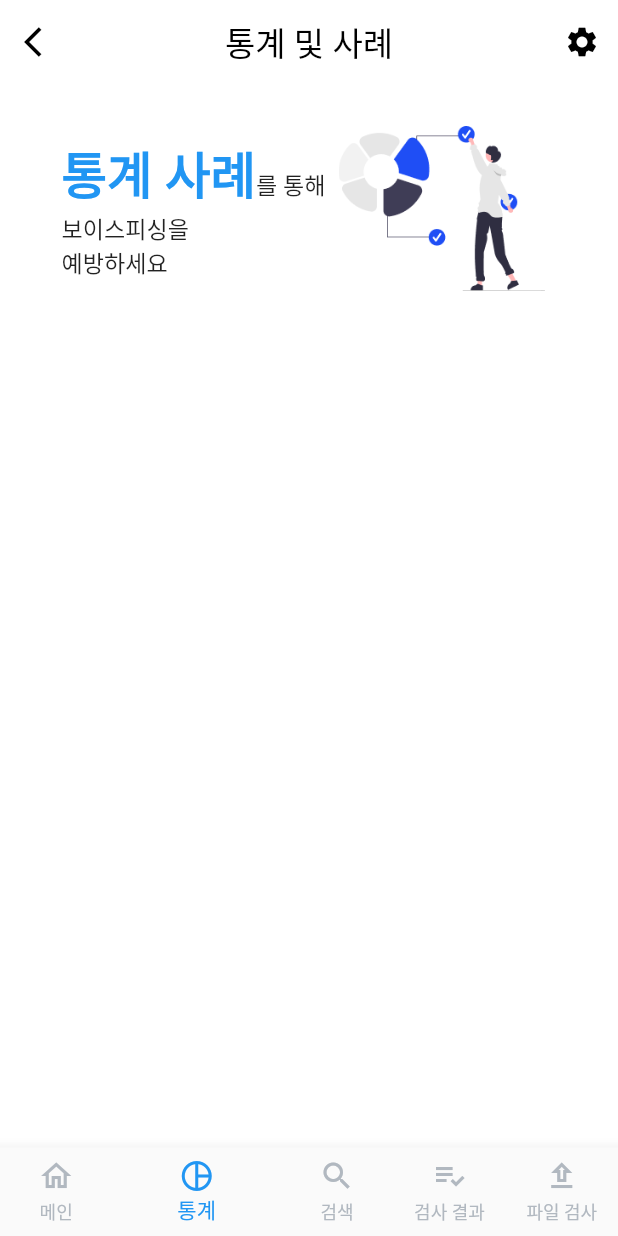
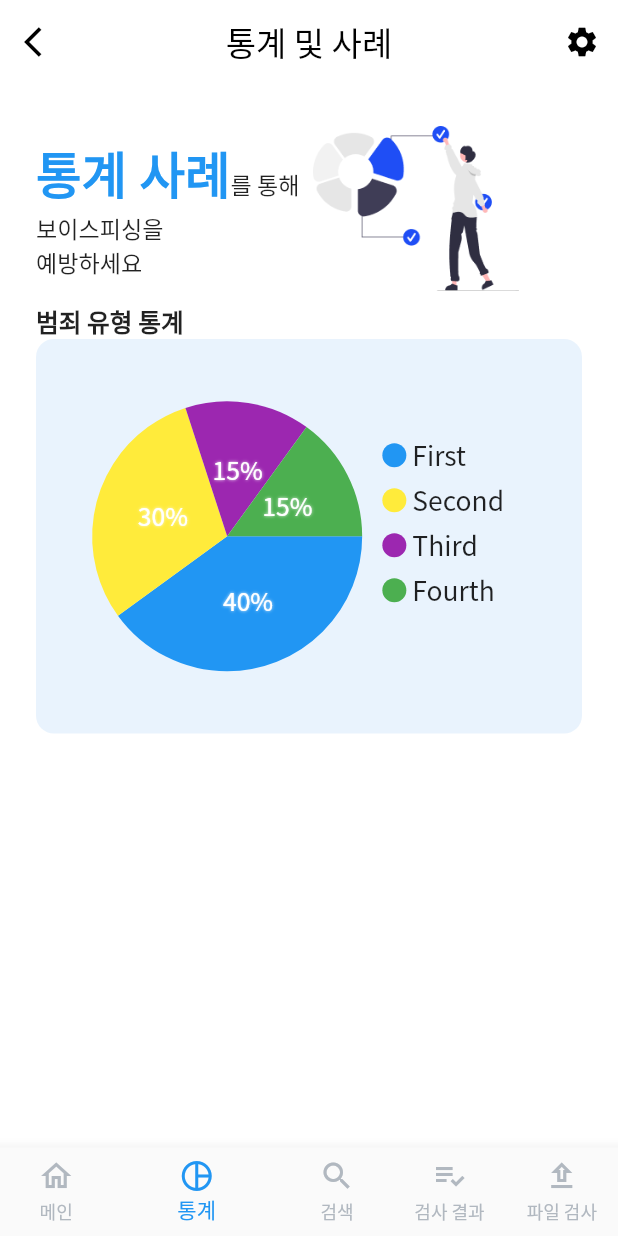
Before and after one commit to 0901jbh/voicepassing, a Flutter app: the screen it shows after launch, after a tap on "통계 내용", on a phone screen of 412 x 824 dp. Run offline on Flutter 3.47's test engine with Material 2 defaults, Android fonts, the phone set to English and light mode, and no system bars; drawn by our look-alikes of fl_chart, styled_text; our stand-ins replace dio, file_picker, flutter_dotenv, permission_handler, vibration; missing offline and left inert: call_log, circle_progress_bar, flutter_overlay_window, phone_state, unique_device_id; network calls fail.

Commit message:
In Progress : Statistics 코드 작성

```diff
--- a/frontend/voicepassing/lib/main.dart
+++ b/frontend/voicepassing/lib/main.dart
@@ -41,10 +41,10 @@ class App extends StatelessWidget {
       theme: ThemeData(
         scaffoldBackgroundColor: Colors.white,
         textTheme: const TextTheme(
-
             // bodyText1: TextStyle(fontSize: 20),
             // bodyText2: TextStyle(fontSize: 20),
             ),
+        fontFamily: 'NotoSansKR',
       ),
     );
   }
--- a/frontend/voicepassing/lib/screens/request_permissions_screen.dart
+++ b/frontend/voicepassing/lib/screens/request_permissions_screen.dart
@@ -28,10 +28,10 @@ class _RequestPermissionsScreenState extends State<RequestPermissionsScreen> {
           padding: const EdgeInsets.fromLTRB(12, 16, 12, 16),
           child: Column(
             children: [
-              const Row(
+              Row(
                 mainAxisAlignment: MainAxisAlignment.center,
                 mainAxisSize: MainAxisSize.max,
-                children: [
+                children: const [
                   Text(
                     '약관 및 개인정보 처리 동의',
                     style: TextStyle(
@@ -46,9 +46,9 @@ class _RequestPermissionsScreenState extends State<RequestPermissionsScreen> {
               ),
               Expanded(
                 child: Container(
-                  child: const SingleChildScrollView(
+                  child: SingleChildScrollView(
                     child: Column(
-                      children: [
+                      children: const [
                         Text.rich(
                           TextSpan(
                             style: TextStyle(
--- a/frontend/voicepassing/lib/screens/statics_screen.dart
+++ b/frontend/voicepassing/lib/screens/statics_screen.dart
@@ -3,6 +3,7 @@ import 'package:styled_text/styled_text.dart';
 import 'package:voicepassing/screens/main_screen.dart';
 import 'package:voicepassing/widgets/head_bar.dart';
 import 'package:voicepassing/widgets/nav_bar.dart';
+import 'package:voicepassing/widgets/statistics_widget/chart_box.dart';
 
 class StaticsScreen extends StatefulWidget {
   const StaticsScreen({super.key});
@@ -23,13 +24,16 @@ class _ResultScreenState extends State<StaticsScreen> {
       ),
       body: Builder(
         builder: (BuildContext context) {
-          return Center(
+          return Container(
+            padding: const EdgeInsets.fromLTRB(24, 0, 24, 24),
             child: Column(
+              crossAxisAlignment: CrossAxisAlignment.start,
               children: const [
                 SizedBox(
                   height: 20,
                 ),
-                TopTitle()
+                TopTitle(),
+                ChartBox(),
               ],
             ),
           );
--- a/frontend/voicepassing/lib/widgets/pie_chart.dart
+++ b/frontend/voicepassing/lib/widgets/pie_chart.dart
@@ -45,7 +45,7 @@ class PieChart2State extends State {
                     show: false,
                   ),
                   sectionsSpace: 0,
-                  centerSpaceRadius: 40,
+                  centerSpaceRadius: 0,
                   sections: showingSections(),
                 ),
               ),
@@ -100,8 +100,8 @@ class PieChart2State extends State {
   List<PieChartSectionData> showingSections() {
     return List.generate(4, (i) {
       final isTouched = i == touchedIndex;
-      final fontSize = isTouched ? 25.0 : 16.0;
-      final radius = isTouched ? 60.0 : 50.0;
+      final fontSize = isTouched ? 20.0 : 15.0;
+      final radius = isTouched ? 100.0 : 90.0;
       const shadows = [Shadow(color: Colors.white, blurRadius: 2)];
       switch (i) {
         case 0:
--- /dev/null
+++ b/frontend/voicepassing/lib/widgets/statistics_widget/chart_box.dart
@@ -0,0 +1,28 @@
+import 'package:flutter/material.dart';
+import 'package:voicepassing/style/color_style.dart';
+import 'package:voicepassing/widgets/pie_chart.dart';
+
+class ChartBox extends StatelessWidget {
+  const ChartBox({super.key});
+
+  @override
+  Widget build(BuildContext context) {
+    return Column(
+      crossAxisAlignment: CrossAxisAlignment.start,
+      children: [
+        const Text(
+          "범죄 유형 통계",
+          textAlign: TextAlign.start,
+          style: TextStyle(fontWeight: FontWeight.bold, fontSize: 15),
+        ),
+        Container(
+          padding: const EdgeInsets.fromLTRB(24, 10, 24, 10),
+          decoration: BoxDecoration(
+              borderRadius: BorderRadius.circular(12),
+              color: ColorStyles.backgroundBlue),
+          child: const PieChartSample2(),
+        ),
+      ],
+    );
+  }
+}
```
Also changed, not shown: frontend/voicepassing/pubspec.yaml (+13 -0 lines), 8 other files.
